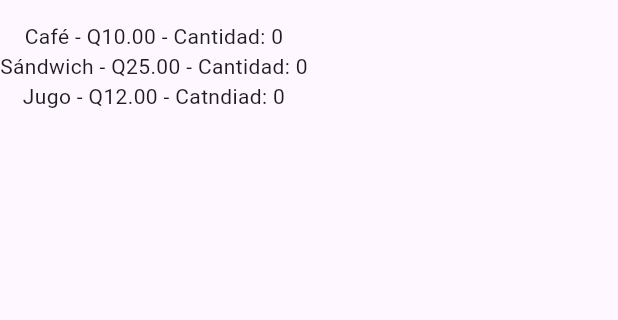
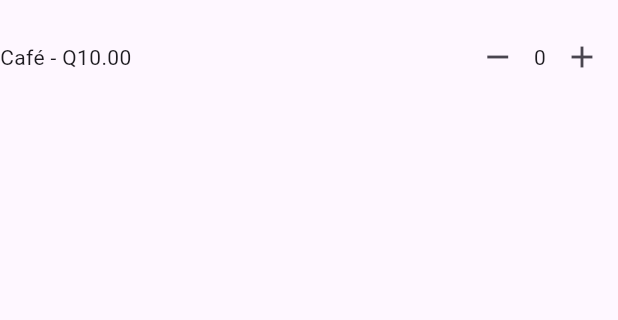
Before and after one commit to jjemd101191/pdm2026-202208011, a Flutter app: the screen it shows after launch, on a phone screen of 412 x 824 dp, the part 63-383 px from its top. Run offline on Flutter 3.47's test engine with Material 3 defaults, Android fonts, the phone set to English and light mode, and no system bars.

Commit message:
Prueba de botones

```diff
--- a/laboratorios/cafeteria/lib/main.dart
+++ b/laboratorios/cafeteria/lib/main.dart
@@ -27,7 +27,16 @@ class _PantallaPedidoState extends State<PantallaPedido> {
   int cantidadSandwich = 0;
   int cantidadJugo = 0;
 
-  Widget _filtaEstatica(String nombre, String precio) {
+  void _cambiarCafe(int delta) {
+    setState(() {
+      final nueva = cantidadCafe + delta;
+      if (nueva >= 0) {
+        cantidadCafe = nueva;
+      }
+    });
+  }
+
+  Widget _filaEstatica(String nombre, String precio) {
     return Padding(
       padding: const EdgeInsets.symmetric(vertical: 8),
       child: Row(
@@ -45,9 +54,25 @@ class _PantallaPedidoState extends State<PantallaPedido> {
       appBar: AppBar(title: const Text('Mi pedido')),
       body: Column(
         children: [
-          Text('Café - Q10.00 - Cantidad: $cantidadCafe'),
-          Text('Sándwich - Q25.00 - Cantidad: $cantidadSandwich'),
-          Text('Jugo - Q12.00 - Catndiad: $cantidadJugo'),
+          Row(
+            mainAxisAlignment: MainAxisAlignment.spaceBetween,
+            children: [
+              const Text('Café - Q10.00'),
+              Row(
+                children: [
+                  IconButton(
+                    icon: const Icon(Icons.remove),
+                    onPressed: () => _cambiarCafe(-1),
+                  ),
+                  Text('$cantidadCafe'),
+                  IconButton(
+                    icon: const Icon(Icons.add),
+                    onPressed: () => _cambiarCafe(1),
+                  ),
+                ],
+              ),
+            ],
+          ),
         ],
       ),
     );
```
